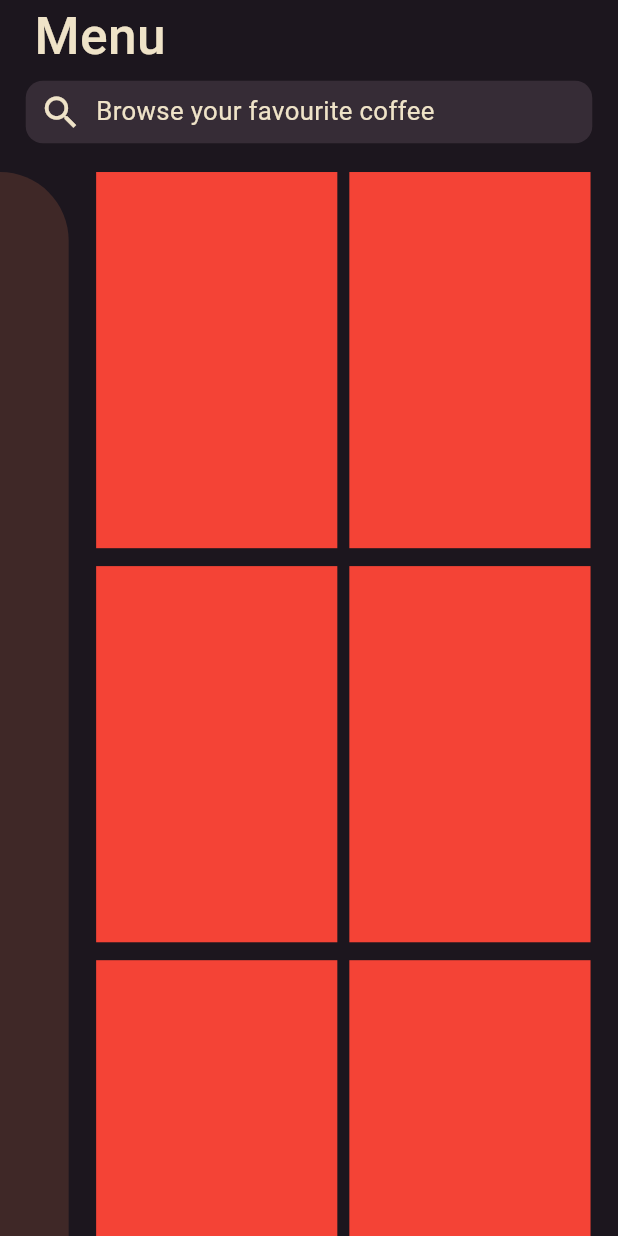
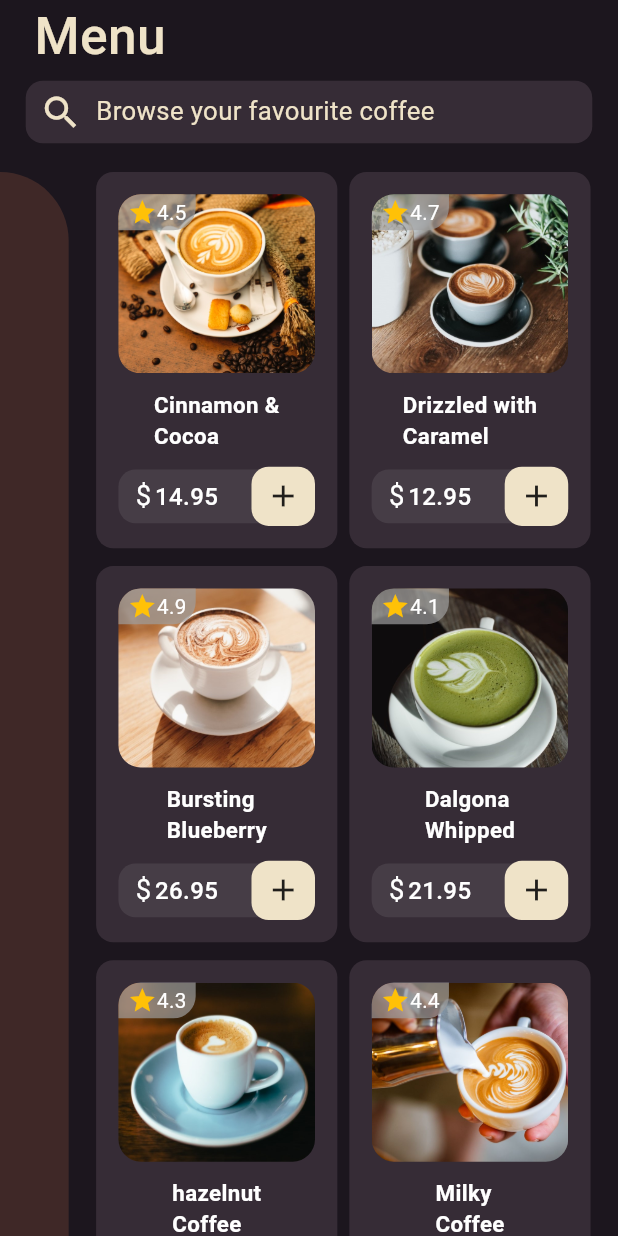
Before and after one commit to GABER77/Coffee-App, a Flutter app: the screen it shows after launch, on a phone screen of 412 x 824 dp. Run offline on Flutter 3.47's test engine with Material 3 defaults, Android fonts, the phone set to English and light mode, and no system bars; our stand-ins replace flutter_screenutil.

Commit message:
Products Model

```diff
--- /dev/null
+++ b/lib/models/products_model.dart
@@ -0,0 +1,73 @@
+class Product {
+  String image;
+  String name;
+  String price;
+  String rate;
+  String type;
+  int quantity;
+  String description;
+
+  Product({
+    required this.name,
+    required this.price,
+    required this.image,
+    required this.rate,
+    required this.type,
+    required this.quantity,
+    required this.description,
+  });
+}
+
+class ProductModel {
+  List<Product> myProduct = [
+    Product(
+        image: "assets/images/product1.jpg",
+        name: "Cinnamon &\nCocoa",
+        price: "14.95",
+        rate: "4.5",
+        type: 'null',
+        quantity: 1,
+        description: "If you have ever tasted cinnamon straight out of the jar, it has a bitter taste. However, when you mix it in your food and drink, the flavour profile changes completely."),
+    Product(
+        image: "assets/images/product2.jpg",
+        name: "Drizzled with\nCaramel",
+        price: "12.95",
+        rate: "4.7",
+        type: 'null',
+        quantity: 1,
+        description: "Homemade iced caramel coffee is equal parts delicious, refreshing and easy! It’s a cold glass of cold coffee and milk, drizzled with caramel and topped with the option of whipped cream"),
+    Product(
+        image: "assets/images/product3.jpg",
+        name: "Bursting\nBlueberry",
+        price: "26.95",
+        rate: "4.9",
+        type: 'null',
+        quantity: 1,
+        description: "Blueberry is a delicious and refreshing drink that is made with fresh blueberries, milk and sugar. It’s a great way to start your day or to add a little extra sweetness to your afternoon Coffee."),
+    Product(
+        image: "assets/images/product4.jpg",
+        name: "Dalgona\nWhipped",
+        price: "21.95",
+        rate: "4.1",
+        type: 'null',
+        quantity: 1,
+        description: "Dalgona is a delicious and refreshing drink, milk and sugar. It’s a great way to start your day or to add a little extra sweetness to your afternoon Coffee."),
+    Product(
+      image: "assets/images/product5.jpg",
+      name: "hazelnut\nCoffee",
+      price: "18.95",
+      rate: "4.3",
+      type: 'null',
+      quantity: 1,
+      description: "Hazelnut coffee is a delicious and refreshing drink that is made with hazelnut milk and sugar. It’s a great way to start your day or to add a little extra sweetness to your afternoon Coffee.",
+    ),
+    Product(
+        image: "assets/images/product6.jpg",
+        name: "Milky\nCoffee",
+        price: "7.95",
+        rate: "4.4",
+        type: 'null',
+        quantity: 1,
+        description: "Milky Coffee is a delicious and refreshing drink. It’s a great way to start your day or to add a little extra sweetness to your afternoon Coffee."),
+  ];
+}
--- a/lib/presentation/home_screen.dart
+++ b/lib/presentation/home_screen.dart
@@ -1,6 +1,7 @@
 import 'package:flutter/cupertino.dart';
 import 'package:flutter/material.dart';
 import 'package:flutter_screenutil/flutter_screenutil.dart';
+import '../models/products_model.dart';
 import '../shared/constants/spaces.dart';
 
 class HomeScreen extends StatefulWidget {
@@ -78,18 +79,14 @@ class _HomeScreenState extends State<HomeScreen> {
                         height: double.infinity,
                         width: MediaQuery.of(context).size.width*0.8,
                         child: GridView.builder(
-                          itemCount: 10,
+                          itemCount: ProductModel().myProduct.length,
                           gridDelegate: SliverGridDelegateWithFixedCrossAxisCount(
                             crossAxisCount: 2,
                             mainAxisSpacing: 10.h,
                             crossAxisSpacing: 7.w,
                             mainAxisExtent: 210.h,
                           ),
-                          itemBuilder: (context, index) => Container(
-                            decoration: BoxDecoration(
-                              color: Colors.red,
-                            ),
-                          ),
+                          itemBuilder: (context, index) => CoffeeItem(ProductModel().myProduct[index]),
                         ),
                       ),
                       Spacer(),
@@ -102,4 +99,129 @@ class _HomeScreenState extends State<HomeScreen> {
       ),
     );
   }
+
+  Widget CoffeeItem(Product coffeeProduct) => InkWell(
+    onTap: () {},
+    child: Container(
+      decoration: BoxDecoration(
+        borderRadius: BorderRadius.circular(10.r),
+        color: Color(0xff362C36),
+      ),
+      child: Padding(
+        padding: EdgeInsets.all(13.r),
+        child: Column(
+          children: [
+            Stack(
+                children: [
+                  Container(
+                    decoration: BoxDecoration(
+                      borderRadius: BorderRadius.circular(13.r),
+                      image: DecorationImage(
+                        image: AssetImage(
+                          coffeeProduct.image,
+                        ),
+                        fit: BoxFit.cover,
+                      ),
+                    ),
+                    height: 100.h,
+                    width: 120.w,
+                  ),
+                  Container(
+                    decoration: BoxDecoration(
+                      borderRadius: BorderRadius.only(
+                        topLeft: Radius.circular(13.r),
+                        bottomRight: Radius.circular(13.r),
+                      ),
+                      color: Colors.grey.withOpacity(0.7),
+                    ),
+                    width: 45.w,
+                    height: 20.h,
+                    child: Row(
+                      mainAxisAlignment: MainAxisAlignment.center,
+                      children: [
+                        Icon(
+                          Icons.star,
+                          color: Colors.amber,
+                          size: 17.sp,
+                        ),
+                        Text(
+                          coffeeProduct.rate,
+                          style: TextStyle(
+                            fontSize: 12.sp,
+                            color: Colors.white,
+                          ),
+                        ),
+                      ],
+                    ),
+                  ),
+                ]
+            ),
+            Spacer(),
+            Text(
+              coffeeProduct.name,
+              style: TextStyle(
+                fontSize: 13.sp,
+                color: Colors.white,
+                fontWeight: FontWeight.bold,
+              ),
+            ),
+            Spacer(),
+            Stack(
+              alignment: AlignmentDirectional.centerEnd,
+              children: [
+                Container(
+                  decoration: BoxDecoration(
+                    borderRadius: BorderRadius.circular(10.r),
+                    color: Color(0xff463D46),
+                  ),
+                  width: 115.w,
+                  height: 30.h,
+                  child: Row(
+                      children: [
+                        SizedBox(
+                          width: 10.w,
+                        ),
+                        Text(
+                          '\$',
+                          style: TextStyle(
+                            color: Colors.white,
+                            fontSize: 16.sp,
+                          ),
+                        ),
+                        SizedBox(
+                          width: 2.w,
+                        ),
+                        Text(
+                          coffeeProduct.price,
+                          style: TextStyle(
+                            fontSize: 14.sp,
+                            color: Colors.white,
+                            fontWeight: FontWeight.w500,
+                          ),
+                        ),
+                      ]
+                  ),
+                ),
+                InkWell(
+                  onTap: () {},
+                  child: Container(
+                    decoration: BoxDecoration(
+                      borderRadius: BorderRadius.circular(10.r),
+                      color: Color(0xffEFE3C8),
+                    ),
+                    width: 37.w,
+                    height: 33.h,
+                    child: Icon(Icons.add),
+                  ),
+                ),
+              ],
+            ),
+          ],
+        ),
+      ),
+    ),
+  );
+
+
+
 }
--- a/pubspec.yaml
+++ b/pubspec.yaml
@@ -60,9 +60,8 @@ flutter:
   uses-material-design: true
 
   # To add assets to your application, add an assets section, like this:
-  # assets:
-  #   - images/a_dot_burr.jpeg
-  #   - images/a_dot_ham.jpeg
+  assets:
+  - assets/images/
 
   # An image asset can refer to one or more resolution-specific "variants", see
   # https://flutter.dev/assets-and-images/#resolution-aware
```
Also changed, not shown: assets/images/product1.jpg (added), assets/images/product2.jpg (added), assets/images/product3.jpg (added), assets/images/product4.jpg (added), assets/images/product5.jpg (added), assets/images/product6.jpg (added).
